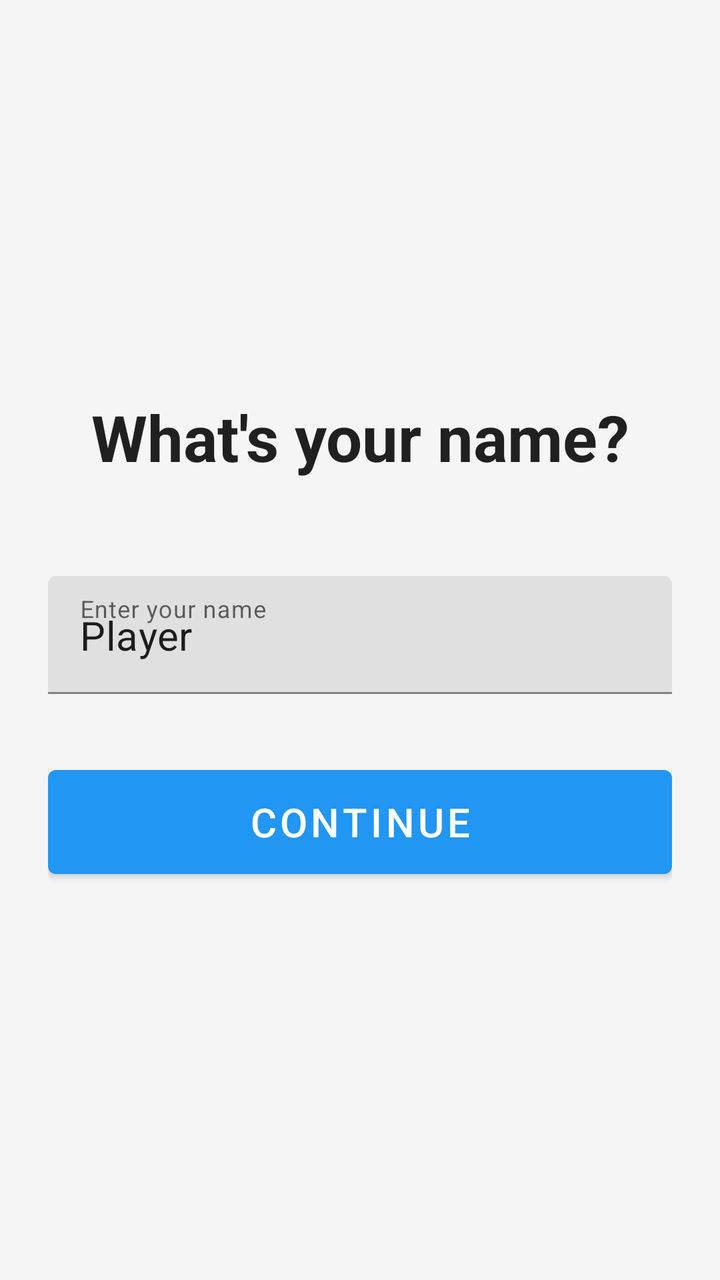
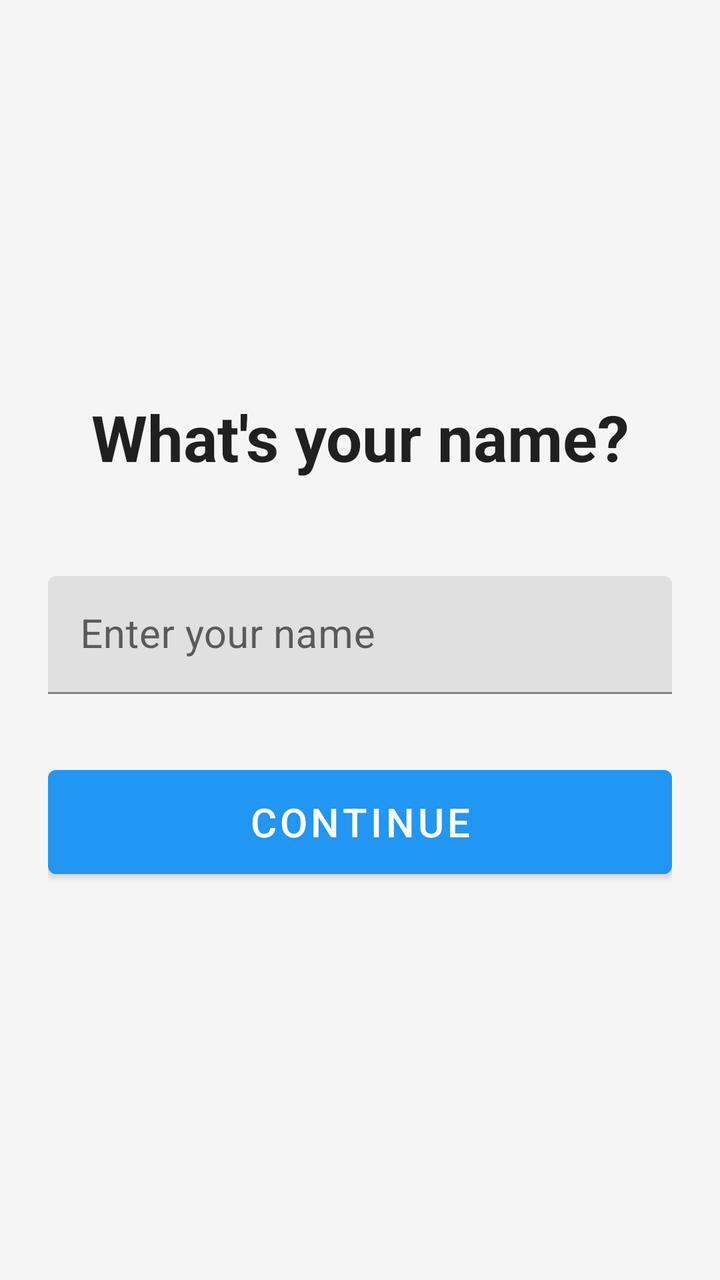

Before-and-after screenshots of an Android layout around one commit, followed by the original layout XML and the change that was made.
<!-- AndroidManifest.xml: application theme Theme.GameRemoteClient -->
<!-- res/layout/fragment_name_entry.xml -->
<?xml version="1.0" encoding="utf-8"?>
<androidx.constraintlayout.widget.ConstraintLayout xmlns:android="http://schemas.android.com/apk/res/android"
    xmlns:app="http://schemas.android.com/apk/res-auto"
    android:layout_width="match_parent"
    android:layout_height="match_parent"
    android:padding="24dp"
    android:background="@color/background">

    <TextView
        android:id="@+id/titleText"
        android:layout_width="0dp"
        android:layout_height="wrap_content"
        android:text="@string/enter_name_title"
        android:textSize="32sp"
        android:textStyle="bold"
        android:textColor="@color/text_primary"
        android:gravity="center"
        app:layout_constraintTop_toTopOf="parent"
        app:layout_constraintStart_toStartOf="parent"
        app:layout_constraintEnd_toEndOf="parent"
        app:layout_constraintBottom_toTopOf="@id/nameInputLayout"
        app:layout_constraintVertical_chainStyle="packed" />

    <com.google.android.material.textfield.TextInputLayout
        android:id="@+id/nameInputLayout"
        android:layout_width="0dp"
        android:layout_height="wrap_content"
        android:layout_marginTop="48dp"
        app:layout_constraintTop_toBottomOf="@id/titleText"
        app:layout_constraintStart_toStartOf="parent"
        app:layout_constraintEnd_toEndOf="parent"
        app:layout_constraintBottom_toTopOf="@id/continueButton">

        <com.google.android.material.textfield.TextInputEditText
            android:id="@+id/nameInput"
            android:layout_width="match_parent"
            android:layout_height="wrap_content"
            android:hint="@string/name_hint"
            android:inputType="textPersonName|textCapWords"
            android:maxLines="1"
            android:padding="16dp"
            android:text="Player"
            android:textSize="20sp" />
    </com.google.android.material.textfield.TextInputLayout>

    <com.google.android.material.button.MaterialButton
        android:id="@+id/continueButton"
        android:layout_width="0dp"
        android:layout_height="64dp"
        android:text="@string/continue_button"
        android:textSize="20sp"
        android:layout_marginTop="32dp"
        app:layout_constraintTop_toBottomOf="@id/nameInputLayout"
        app:layout_constraintStart_toStartOf="parent"
        app:layout_constraintEnd_toEndOf="parent"
        app:layout_constraintBottom_toBottomOf="parent" />

</androidx.constraintlayout.widget.ConstraintLayout>
<!-- resources referenced by this layout -->
<resources>
  <color name="background">#FFF5F5F5</color>
  <color name="text_primary">#DE000000</color>
  <string name="continue_button">Continue</string>
  <string name="enter_name_title">What\'s your name?</string>
  <string name="name_hint">Enter your name</string>
  <style name="Theme.GameRemoteClient" parent="Theme.MaterialComponents.DayNight.NoActionBar">
          <item name="colorPrimary">@color/primary</item>
          <item name="colorPrimaryDark">@color/primary_dark</item>
          <item name="colorAccent">@color/accent</item>
          <item name="android:windowBackground">@color/background</item>
          <item name="android:windowLayoutInDisplayCutoutMode">shortEdges</item>
      </style>
  <color name="primary">#FF2196F3</color>
  <color name="primary_dark">#FF1976D2</color>
  <color name="accent">#FFFF5722</color>
</resources>

<!-- the commit's change to res/layout/fragment_name_entry.xml (unified diff, before → after) -->
@@ -26,6 +26,8 @@
         android:layout_width="0dp"
         android:layout_height="wrap_content"
         android:layout_marginTop="48dp"
+        android:maxWidth="480dp"
+        app:layout_constraintWidth_max="480dp"
         app:layout_constraintTop_toBottomOf="@id/titleText"
         app:layout_constraintStart_toStartOf="parent"
         app:layout_constraintEnd_toEndOf="parent"
@@ -39,7 +41,6 @@
             android:inputType="textPersonName|textCapWords"
             android:maxLines="1"
             android:padding="16dp"
-            android:text="Player"
             android:textSize="20sp" />
     </com.google.android.material.textfield.TextInputLayout>
 
@@ -50,6 +51,7 @@
         android:text="@string/continue_button"
         android:textSize="20sp"
         android:layout_marginTop="32dp"
+        app:layout_constraintWidth_max="480dp"
         app:layout_constraintTop_toBottomOf="@id/nameInputLayout"
         app:layout_constraintStart_toStartOf="parent"
         app:layout_constraintEnd_toEndOf="parent"
